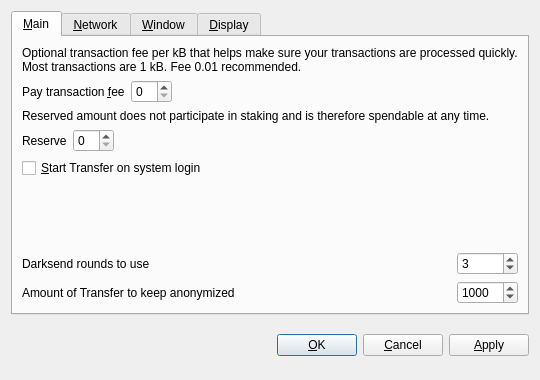
Above: src/qt/forms/optionsdialog.ui from CoinBuild/AmsterdamCoin before the change. Below: the same form after it.
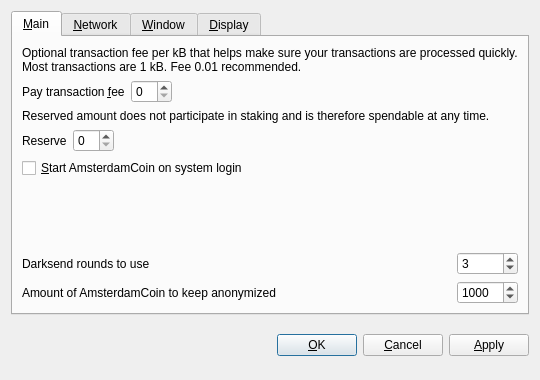
That is the form after the change. Custom widgets are drawn as their Qt base class.

Diff of the .ui file:
```diff
--- a/src/qt/forms/optionsdialog.ui
+++ b/src/qt/forms/optionsdialog.ui
@@ -128,7 +128,7 @@
           <string>Automatically start Transfer after logging in to the system.</string>
          </property>
          <property name="text">
-          <string>&amp;Start Transfer on system login</string>
+          <string>&amp;Start AmsterdamCoin on system login</string>
          </property>
         </widget>
        </item>
@@ -186,7 +186,7 @@
           <string notr="true"/>
          </property>
          <property name="text">
-          <string>Amount of Transfer to keep anonymized</string>
+          <string>Amount of AmsterdamCoin to keep anonymized</string>
          </property>
         </widget>
        </item>
```
Left out of the diff: 8 changed lines with no effect on the pictures.
